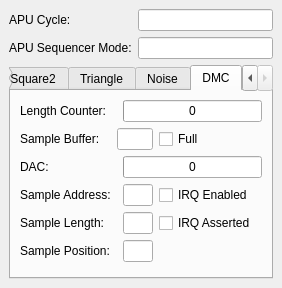
Above: debugger/apuinformationdockwidget.ui from christopherpow/nesicide before the change. Below: the same form after it.
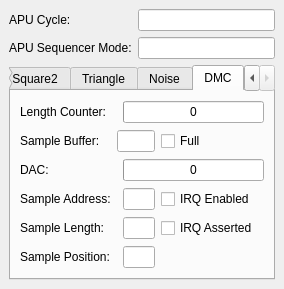
That is the form after the change. The open tabs and pages were chosen to show the change.

What changed in the file:
```diff
--- a/debugger/apuinformationdockwidget.ui
+++ b/debugger/apuinformationdockwidget.ui
@@ -6,8 +6,8 @@
    <rect>
     <x>0</x>
     <y>0</y>
-    <width>282</width>
-    <height>288</height>
+    <width>284</width>
+    <height>289</height>
    </rect>
   </property>
   <property name="sizePolicy">
@@ -18,8 +18,8 @@
   </property>
   <property name="minimumSize">
    <size>
-    <width>282</width>
-    <height>288</height>
+    <width>284</width>
+    <height>289</height>
    </size>
   </property>
   <property name="windowTitle">
@@ -352,7 +352,7 @@
         <item row="2" column="2" colspan="3">
          <widget class="QProgressBar" name="dac5">
           <property name="maximum">
-           <number>15</number>
+           <number>127</number>
           </property>
           <property name="value">
            <number>0</number>
```
Left out of the diff: 2 changed lines with no effect on the pictures.
